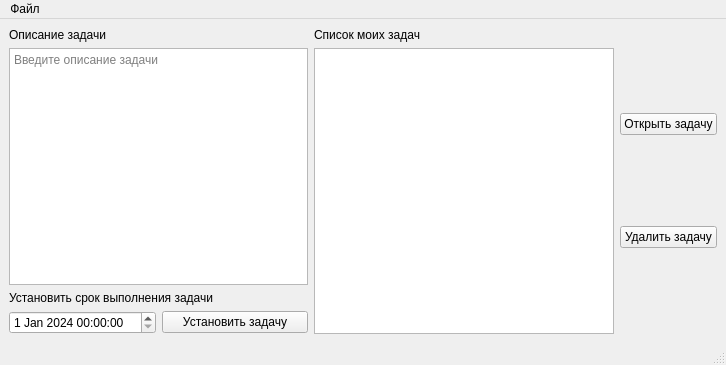
First picture: the form in exam/ui/exam_main_form.ui, repository alexeev108/pyside_exam, before the edit.
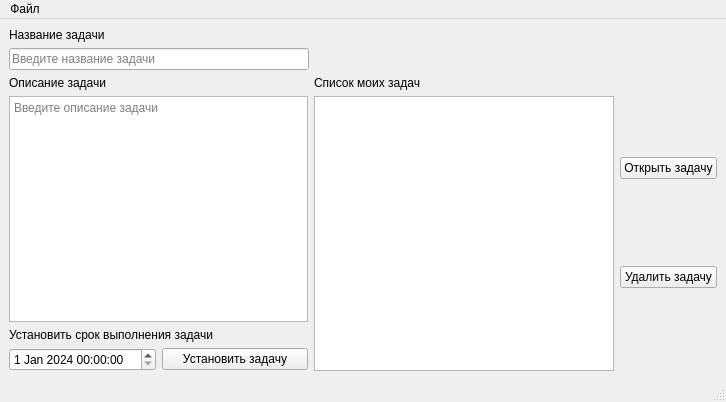
Second picture: the form after the edit.

The edit to the form file:
```diff
--- a/exam/ui/exam_main_form.ui
+++ b/exam/ui/exam_main_form.ui
@@ -7,7 +7,7 @@
     <x>0</x>
     <y>0</y>
     <width>726</width>
-    <height>365</height>
+    <height>402</height>
    </rect>
   </property>
   <property name="maximumSize">
@@ -20,6 +20,40 @@
    <string>Постановщик задач</string>
   </property>
   <widget class="QWidget" name="centralwidget">
+   <layout class="QVBoxLayout" name="verticalLayout_8">
+    <item>
+     <layout class="QVBoxLayout" name="verticalLayout_7">
+      <item>
+       <layout class="QVBoxLayout" name="verticalLayout_6">
+        <item>
+         <widget class="QLabel" name="label_4">
+          <property name="text">
+           <string>Название задачи</string>
+          </property>
+         </widget>
+        </item>
+        <item>
+         <widget class="QLineEdit" name="lineEdit">
+          <property name="minimumSize">
+           <size>
+            <width>100</width>
+            <height>0</height>
+           </size>
+          </property>
+          <property name="maximumSize">
+           <size>
+            <width>300</width>
+            <height>16777215</height>
+           </size>
+          </property>
+          <property name="placeholderText">
+           <string>Введите название задачи</string>
+          </property>
+         </widget>
+        </item>
+       </layout>
+      </item>
+      <item>
    <layout class="QHBoxLayout" name="horizontalLayout_3">
     <item>
      <layout class="QHBoxLayout" name="horizontalLayout_2">
@@ -116,6 +150,10 @@
          <string>Удалить задачу</string>
         </property>
        </widget>
+          </item>
+         </layout>
+        </item>
+       </layout>
       </item>
      </layout>
     </item>
```
Lines whose indentation alone changed are shown as unchanged.
